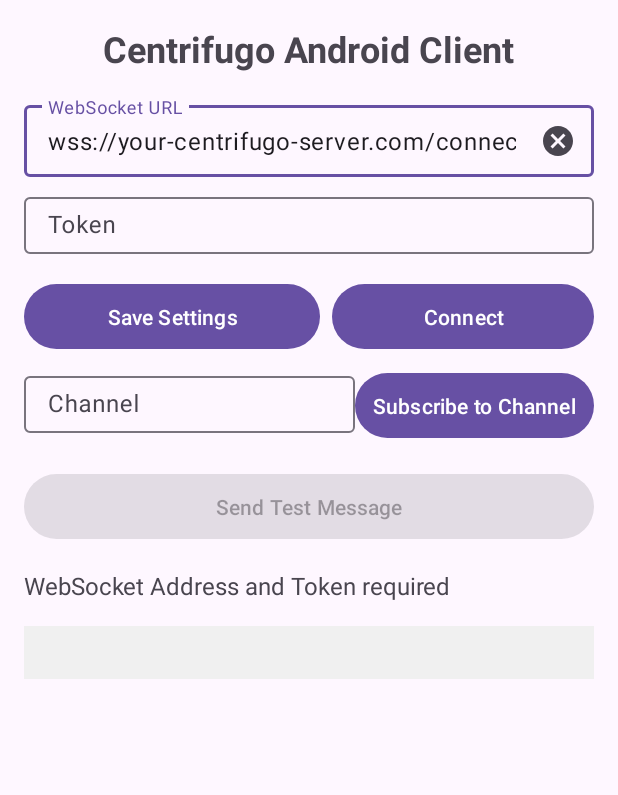
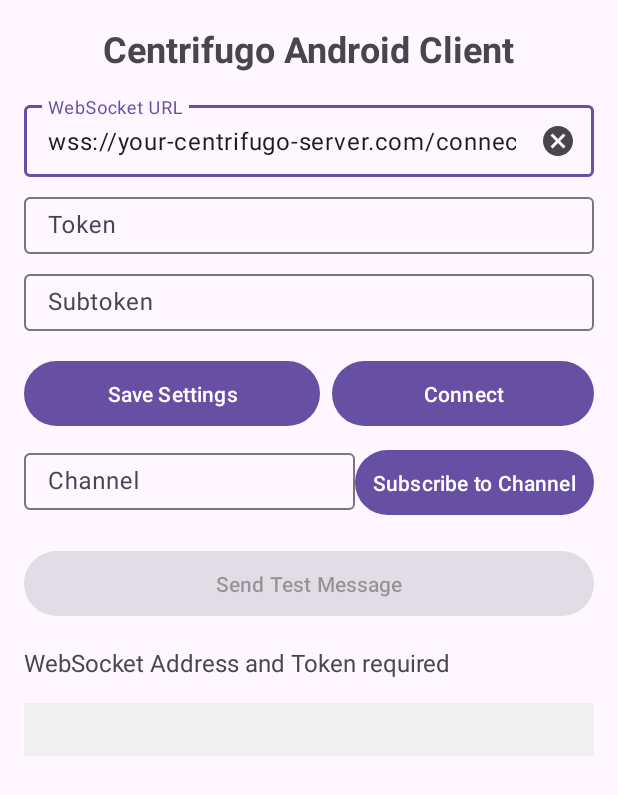
Before and after one commit to binghuan/centrifugo-sample, an Android app: the screen it shows after launch (MainActivity), after a tap on "Subscribe to Channel", on a phone screen of 412 x 824 dp. Shown: the top 795 px of the screen. Run offline under Robolectric (Android 15) with nearby library versions, the light colour scheme and no system bars; 2 other taps on this screen came first.

Commit message:
Add subscription token

```diff
--- a/android-client/app/src/main/java/com/bh/centrifugo_android_client/MainActivity.kt
+++ b/android-client/app/src/main/java/com/bh/centrifugo_android_client/MainActivity.kt
@@ -33,18 +33,25 @@
             )
         )
         binding.tokenInput.setText(sharedPreferences.getString("token", ""))
+        binding.subTokenInput.setText(
+            sharedPreferences.getString(
+                "subToken", ""
+            )
+        )
         binding.channelInput.setText(sharedPreferences.getString("channel", ""))
 
         binding.saveButton.setOnClickListener {
             val wsAddress = binding.wsAddressInput.text.toString().trim()
             val token = binding.tokenInput.text.toString().trim()
             val channel = binding.channelInput.text.toString().trim()
+            val subToken = binding.subTokenInput.text.toString().trim()
 
             if (wsAddress.isNotEmpty() && token.isNotEmpty()) {
                 val editor = sharedPreferences.edit()
                 editor.putString("wsAddress", wsAddress)
                 editor.putString("token", token)
                 editor.putString("channel", channel)
+                editor.putString("subToken", subToken)
                 editor.apply()
                 binding.connectionStatus.text =
                     getString(R.string.settings_saved)
@@ -66,23 +73,29 @@
                 binding.connectionStatus.text =
                     getString(R.string.websocket_address_and_token_required)
             }
+
+            dismissIME()
         }
 
         binding.subscribeButton.setOnClickListener {
             val channel = binding.channelInput.text.toString().trim()
+            val subToken = binding.subTokenInput.text.toString().trim()
             if (channel.isNotEmpty()) {
-                wsManager?.subscribe(channel)
+                wsManager?.subscribe(channel, subToken)
             }
 
-            // dismiss IME
-            val imm =
-                getSystemService(Context.INPUT_METHOD_SERVICE) as InputMethodManager
-            imm.hideSoftInputFromWindow(binding.channelInput.windowToken, 0)
+            dismissIME()
         }
 
         binding.sendButton.setOnClickListener {
             wsManager?.publishMessage("public:test", "hello, I'm user 1")
         }
+    }
+
+    private fun dismissIME() {
+        val imm =
+            getSystemService(Context.INPUT_METHOD_SERVICE) as InputMethodManager
+        imm.hideSoftInputFromWindow(binding.channelInput.windowToken, 0)
     }
 
     private fun setupWebSocketManager(wsAddress: String, token: String) {
--- a/android-client/app/src/main/res/layout/activity_main.xml
+++ b/android-client/app/src/main/res/layout/activity_main.xml
@@ -41,6 +41,21 @@
 
         <com.google.android.material.textfield.TextInputEditText
             android:id="@+id/tokenInput"
+            android:layout_width="match_parent"
+            android:layout_height="wrap_content"
+            android:inputType="textPassword"
+            android:padding="8dp" />
+    </com.google.android.material.textfield.TextInputLayout>
+
+    <com.google.android.material.textfield.TextInputLayout
+        android:layout_width="match_parent"
+        android:layout_height="wrap_content"
+        android:layout_marginTop="8dp"
+        android:hint="@string/subtoken"
+        app:endIconMode="clear_text">
+
+        <com.google.android.material.textfield.TextInputEditText
+            android:id="@+id/subTokenInput"
             android:layout_width="match_parent"
             android:layout_height="wrap_content"
             android:inputType="textPassword"
--- a/android-client/app/src/main/res/values/strings.xml
+++ b/android-client/app/src/main/res/values/strings.xml
@@ -12,4 +12,5 @@
     <string name="settings_saved">Settings saved</string>
     <string name="websocket_address_and_token_required">WebSocket Address and Token required</string>
     <string name="connecting">Connecting...</string>
+    <string name="subtoken">Subtoken</string>
 </resources>
--- a/android-client/app/src/main/res/xml/network_security_config.xml
+++ b/android-client/app/src/main/res/xml/network_security_config.xml
@@ -1,6 +1,7 @@
 <?xml version="1.0" encoding="utf-8"?>
 <network-security-config>
     <domain-config cleartextTrafficPermitted="true">
-        <domain includeSubdomains="true">192.168.0.34</domain>
+        <domain includeSubdomains="true">192.168.0.20</domain>
     </domain-config>
+    <base-config cleartextTrafficPermitted="true" />
 </network-security-config>
```
Also changed, not shown: android-client/app/src/main/java/com/bh/centrifugo_android_client/CentrifugoWsManager.kt (+5 -4 lines), 1 other file.
